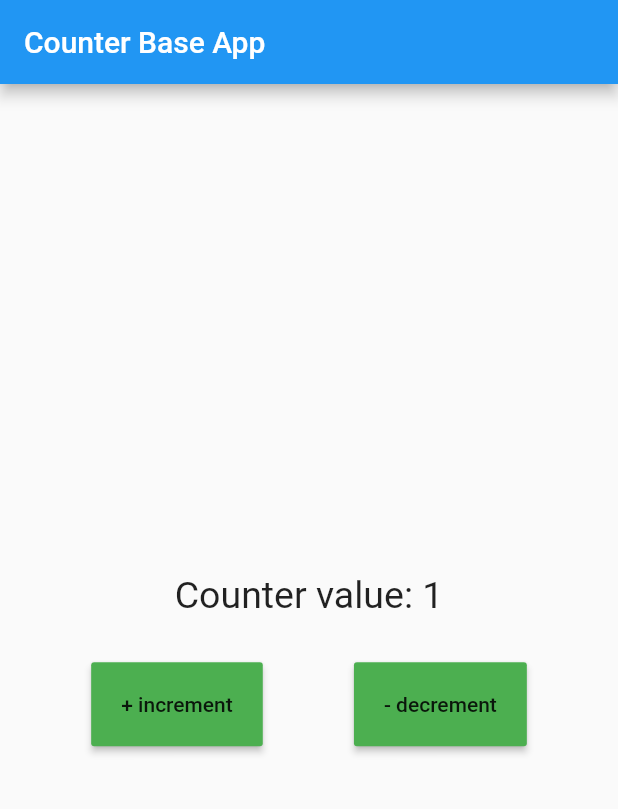
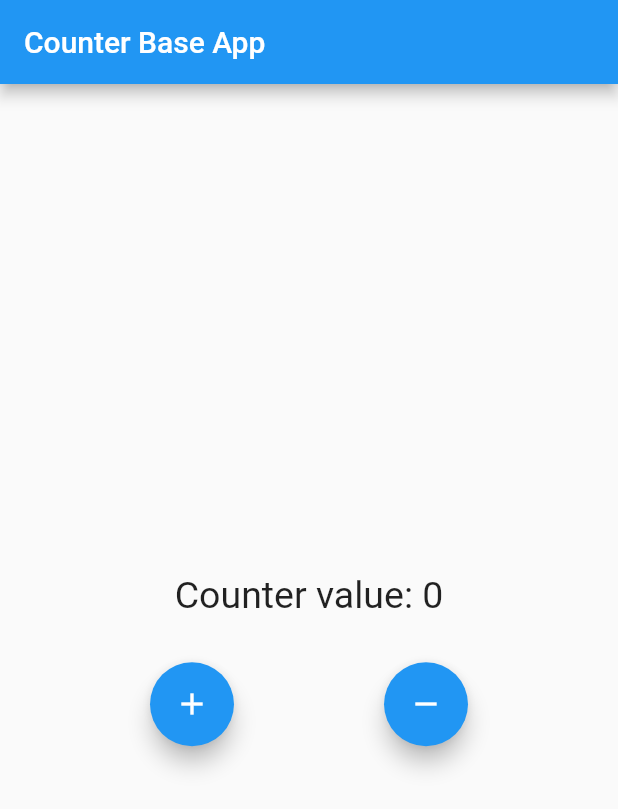
Before and after one commit to imp-sike/flutter_bloc_example, a Flutter app: the screen it shows after launch, on a phone screen of 412 x 824 dp. Shown: the top 809 px of the screen. Run offline on Flutter 3.47's test engine with Material 2 defaults, Android fonts, the phone set to English and light mode, and no system bars; our stand-ins replace flutter_bloc.

Commit message:
Addes First ever bloc

```diff
--- a/lib/main.dart
+++ b/lib/main.dart
@@ -1,6 +1,8 @@
 import 'package:flutter/material.dart';
+import 'package:flutter_bloc/flutter_bloc.dart';
+import 'package:flutter_bloc_example/main_bloc.dart';
 
-void main() => runApp(BaseApp());
+void main() => runApp(const BaseApp());
 
 class BaseApp extends StatelessWidget {
   const BaseApp({Key? key}) : super(key: key);
@@ -8,7 +10,22 @@ class BaseApp extends StatelessWidget {
   @override
   Widget build(BuildContext context) {
     return MaterialApp(
-      home: Scaffold(
+      home: BlocProvider(
+        create: (_) => CounterCubit(),
+        child: const MyApp(),
+      ),
+    );
+  }
+}
+
+class MyApp extends StatelessWidget {
+  const MyApp({
+    Key? key,
+  }) : super(key: key);
+
+  @override
+  Widget build(BuildContext context) {
+    return Scaffold(
       appBar: AppBar(
         title: const Text("Counter Base App"),
       ),
@@ -16,9 +33,13 @@ class BaseApp extends StatelessWidget {
         mainAxisAlignment: MainAxisAlignment.center,
         crossAxisAlignment: CrossAxisAlignment.center,
         children: [
-            const Text(
-              "Counter value: 1",
-              style: TextStyle(fontSize: 25),
+          BlocBuilder<CounterCubit, CounterState>(
+            builder: (context, state) {
+              return Text(
+                "Counter value: ${state.countervalue}",
+                style: const TextStyle(fontSize: 25),
+              );
+            },
           ),
           const SizedBox(
             height: 30,
@@ -26,23 +47,22 @@ class BaseApp extends StatelessWidget {
           Row(
             mainAxisAlignment: MainAxisAlignment.spaceEvenly,
             children: [
-                MaterialButton(
-                  color: Colors.green,
-                  padding: const EdgeInsets.all(20),
-                  onPressed: () {},
-                  child: const Text("+ increment"),
+              FloatingActionButton(
+                onPressed: () {
+                  context.read<CounterCubit>().increment();
+                },
+                child: const Icon(Icons.add),
               ),
-                MaterialButton(
-                  color: Colors.green,
-                  padding: const EdgeInsets.all(20),
-                  onPressed: () {},
-                  child: const Text("- decrement"),
+              FloatingActionButton(
+                onPressed: () {
+                  context.read<CounterCubit>().decrement();
+                },
+                child: const Icon(Icons.remove),
               ),
             ],
           ),
         ],
       ),
-      ),
     );
   }
 }
--- /dev/null
+++ b/lib/main_bloc.dart
@@ -0,0 +1,16 @@
+import 'package:flutter_bloc/flutter_bloc.dart';
+
+class CounterState {
+  int countervalue;
+
+  CounterState({
+    required this.countervalue,
+  });
+}
+
+class CounterCubit extends Cubit<CounterState> {
+  CounterCubit() : super(CounterState(countervalue: 0));
+
+  void increment() => emit(CounterState(countervalue: state.countervalue + 1));
+  void decrement() => emit(CounterState(countervalue: state.countervalue - 1));
+}
--- a/pubspec.yaml
+++ b/pubspec.yaml
@@ -34,6 +34,8 @@ dependencies:
   # The following adds the Cupertino Icons font to your application.
   # Use with the CupertinoIcons class for iOS style icons.
   cupertino_icons: ^1.0.2
+  flutter_bloc: ^8.0.1
+
 
 dev_dependencies:
   flutter_test:
```
Also changed, not shown: pubspec.lock. Lines whose indentation alone changed are shown as unchanged.
